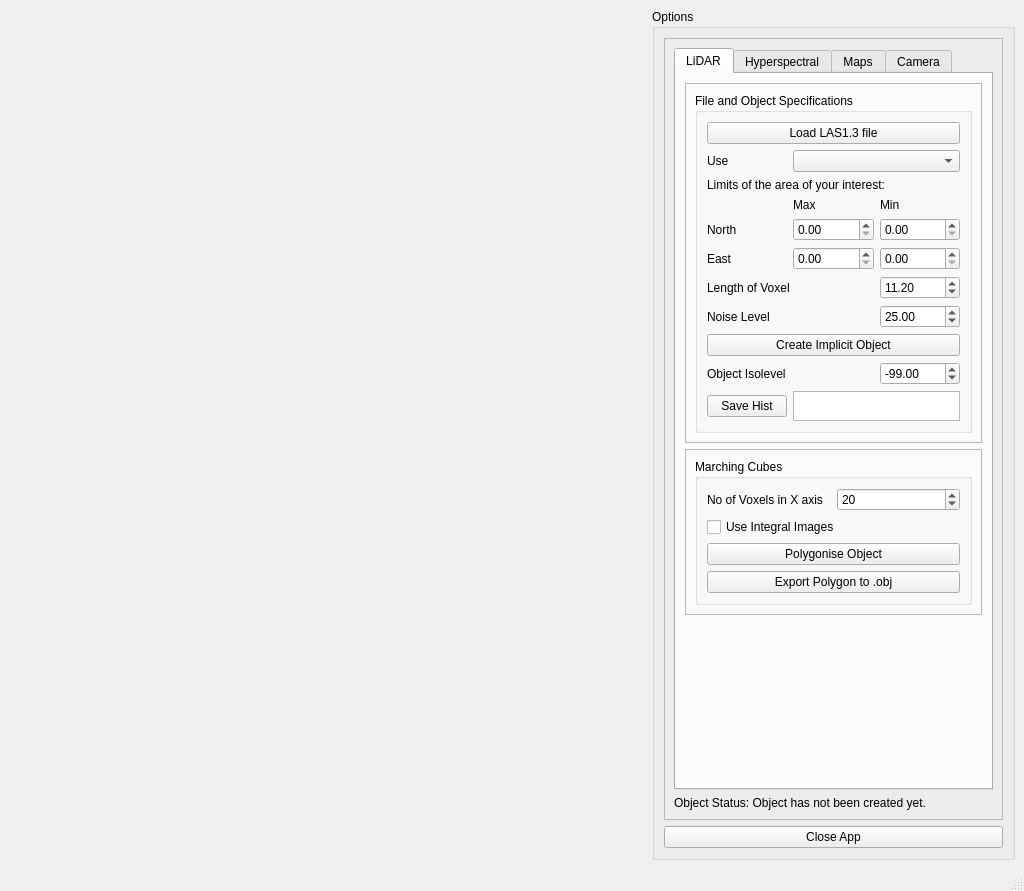
Qt form ui/MainWindow.ui (Art-n-MathS/DASOS) before a commit.
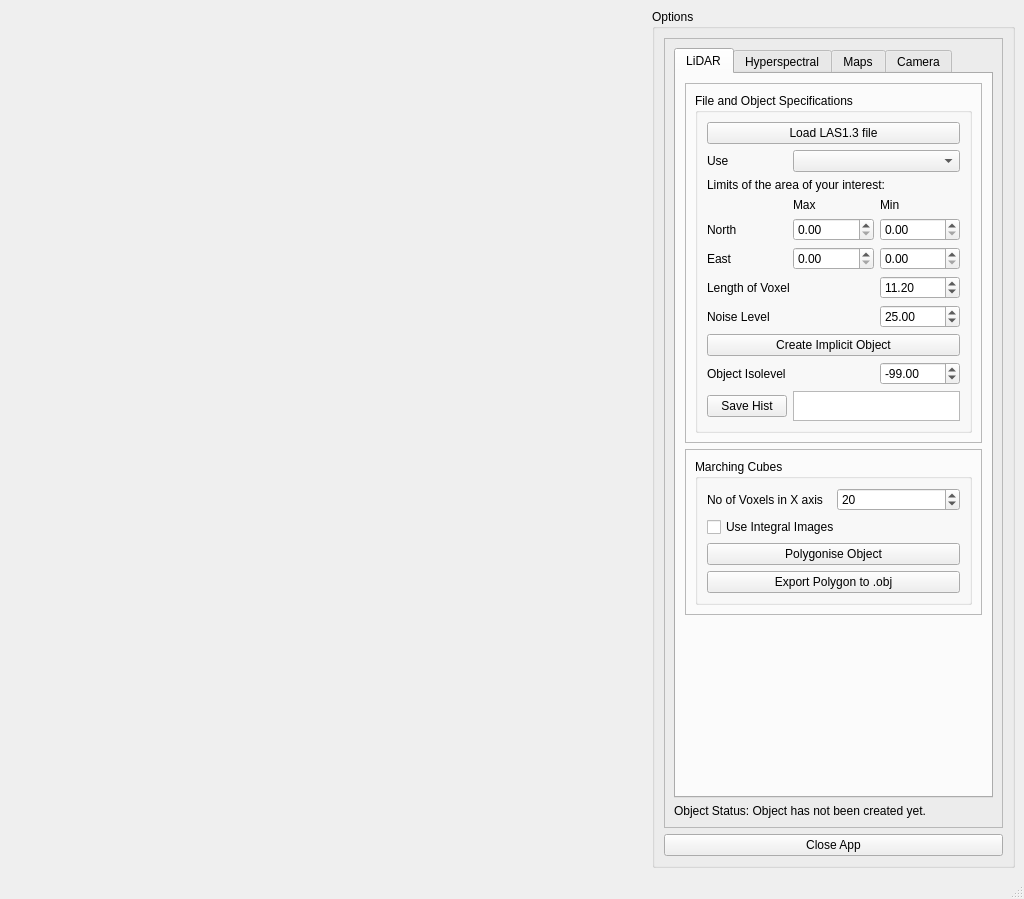
The same form after that commit. The open tabs and pages were chosen to show the change.

What changed in the file:
```diff
--- a/ui/MainWindow.ui
+++ b/ui/MainWindow.ui
@@ -7,7 +7,7 @@
     <x>0</x>
     <y>0</y>
     <width>1024</width>
-    <height>891</height>
+    <height>899</height>
    </rect>
   </property>
   <property name="windowTitle">
```
Left out of the diff: 4 changed lines with no effect on the pictures.
